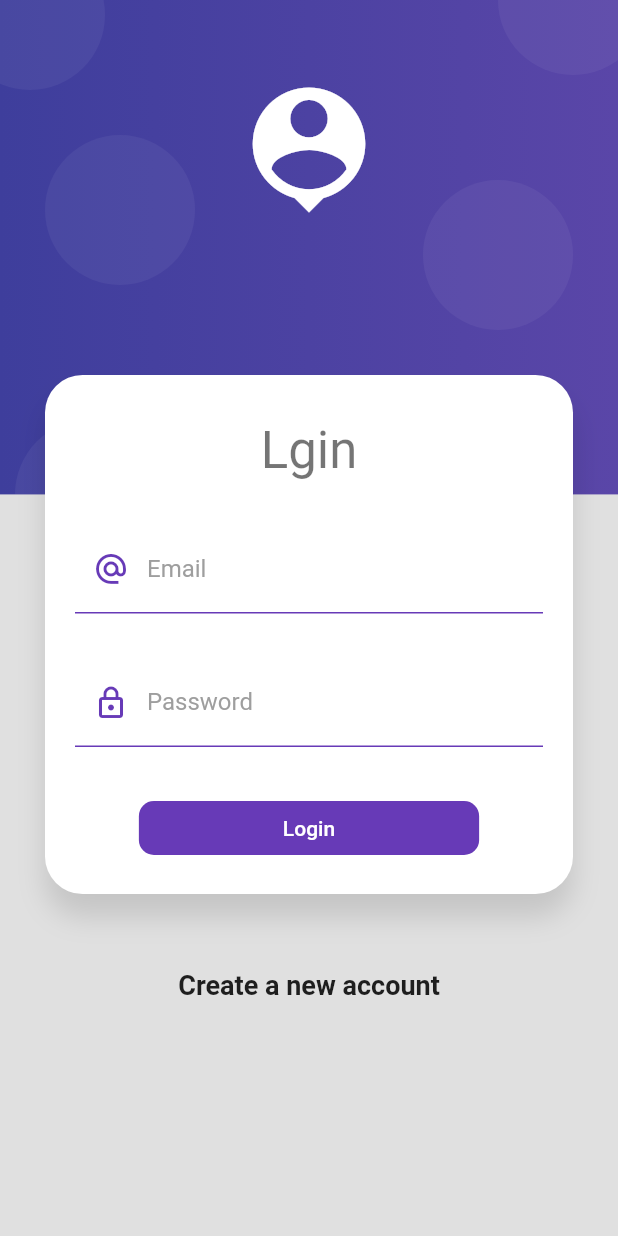
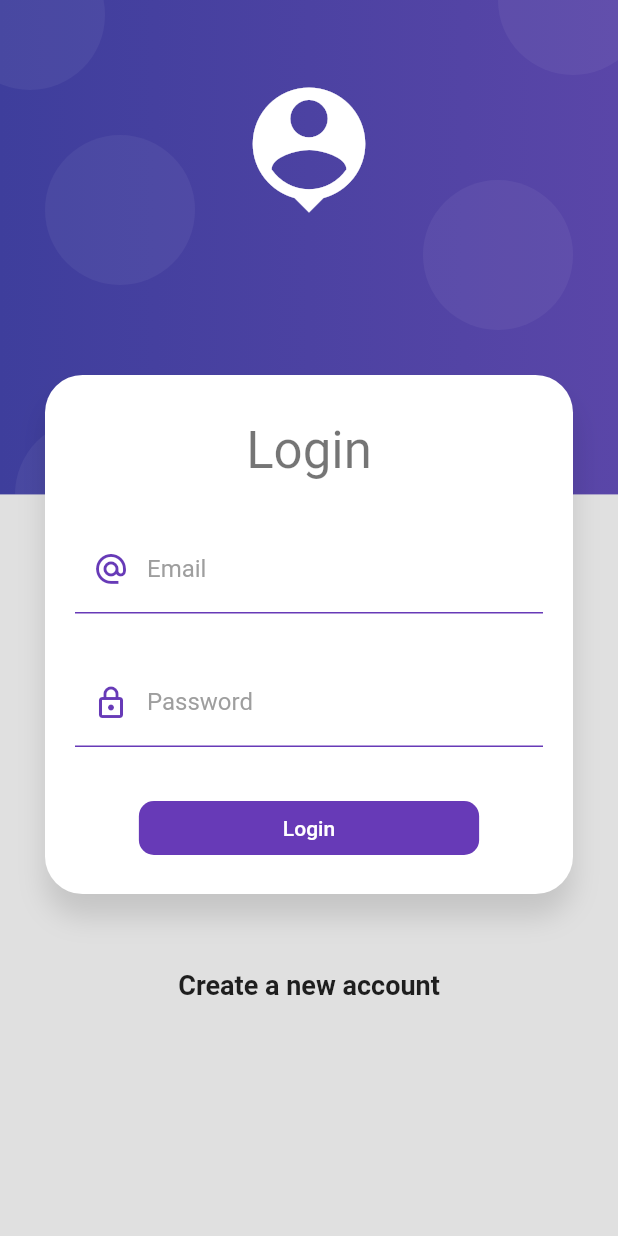
Before and after one commit to tecnologyboy/ProductsApp, a Flutter app: the LoginScreen screen opened by its route, on a phone screen of 412 x 824 dp. Run offline on Flutter 3.47's test engine with Material 2 defaults, Android fonts, the phone set to English and light mode, and no system bars; our stand-ins replace image_picker; network calls fail.

```diff
--- a/lib/screens/home_screen.dart
+++ b/lib/screens/home_screen.dart
@@ -8,7 +8,7 @@ import 'package:productos_app/widgets/widgets.dart';
 import '../models/models.dart';
 
 class HomeScreen extends StatelessWidget {
-  static const String routeName = 'Login';
+  static const String routeName = 'home';
   const HomeScreen({
     super.key,
   });
@@ -21,7 +21,7 @@ class HomeScreen extends StatelessWidget {
 
     return Scaffold(
       appBar: AppBar(
-        title: const Text('Products'),
+        title: const Text('Products!!!'),
       ),
       body: ListView.builder(
         itemCount: productServices.productModelList.length,
--- a/lib/screens/login_screen.dart
+++ b/lib/screens/login_screen.dart
@@ -6,7 +6,7 @@ import 'package:productos_app/widgets/widgets.dart';
 import 'package:provider/provider.dart';
 
 class LoginScreen extends StatelessWidget {
-  static const String routeName = 'Home';
+  static const String routeName = 'login';
   const LoginScreen({
     super.key,
   });
@@ -26,7 +26,7 @@ class LoginScreen extends StatelessWidget {
                 children: [
                   const SizedBox(height: 10),
                   Text(
-                    'Lgin',
+                    'Login',
                     style: Theme.of(context).textTheme.headlineMedium,
                   ),
                   const SizedBox(height: 30),
--- a/pubspec.yaml
+++ b/pubspec.yaml
@@ -29,9 +29,10 @@ environment:
 # versions available, run `flutter pub outdated`.
 dependencies:
   cupertino_icons: ^1.0.2
-  http: ^1.1.0
   flutter:
     sdk: flutter
+  http: ^1.1.0
+  image_picker: ^1.0.4
   provider: ^6.0.5
 
 dev_dependencies:
```
Also changed, not shown: lib/screens/product_screen.dart (+16 -1 lines), pubspec.lock, 17 other files.
